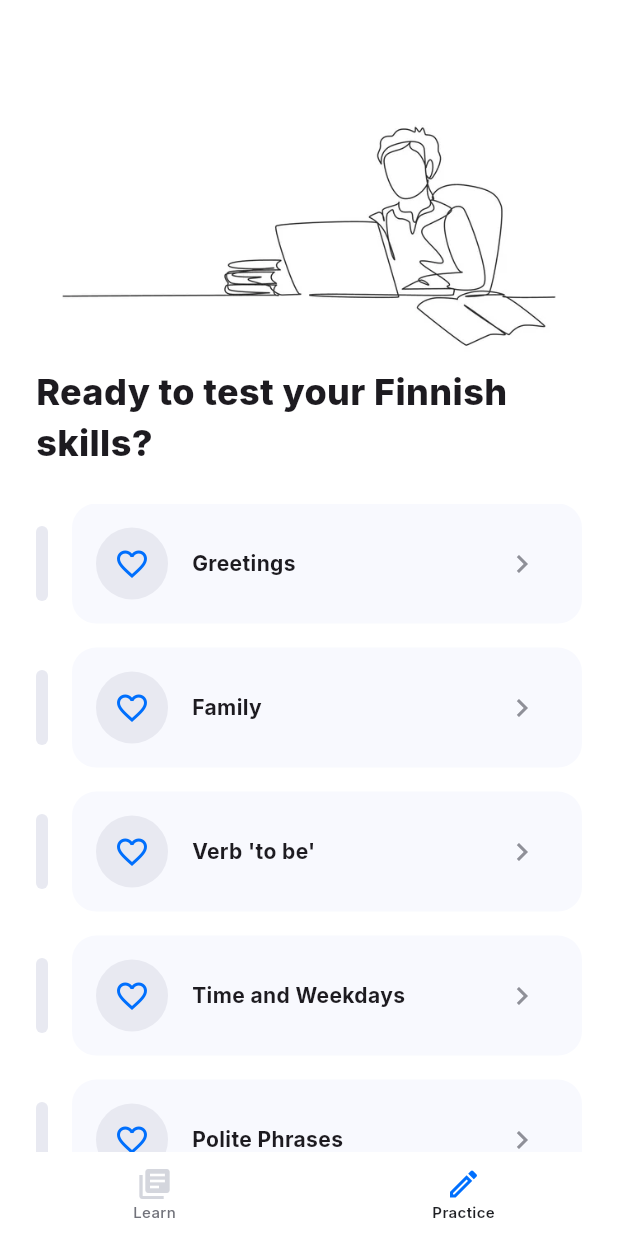
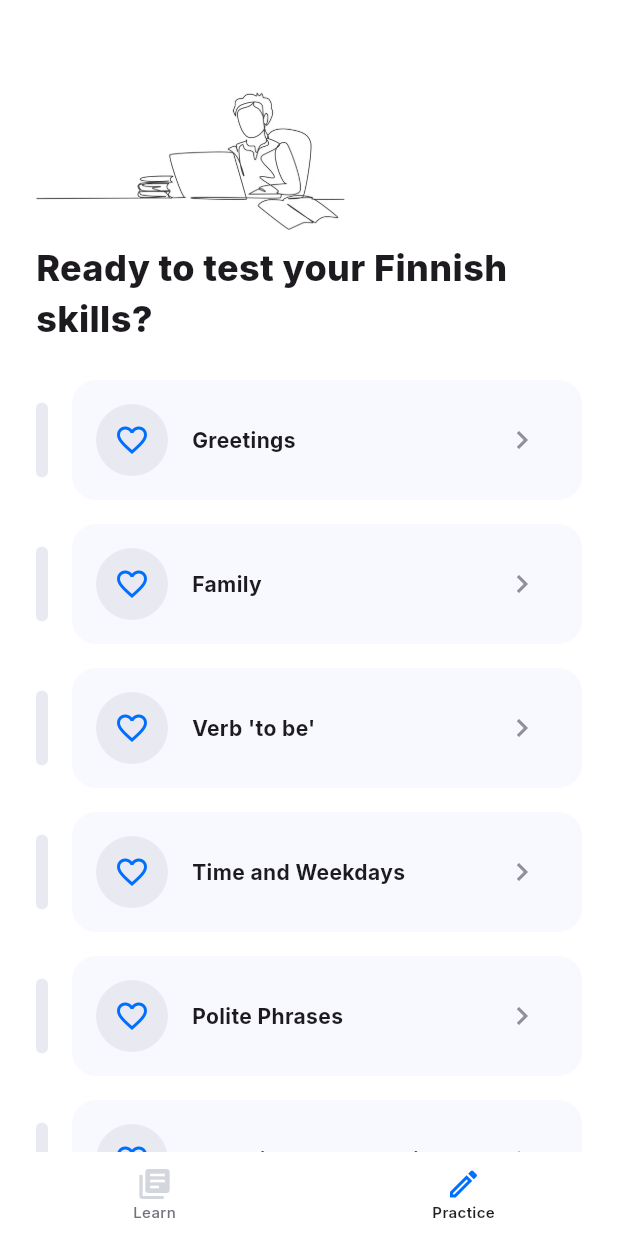
Before and after one commit to gianlucaromeo/finnish-survival, a Flutter app: the screen it shows after launch, item 2 of the bottom bar chosen, on a phone screen of 412 x 824 dp. Run offline on Flutter 3.47's test engine with Material 3 defaults, Android fonts, the phone set to English and light mode, and no system bars; our stand-ins replace get, google_fonts, shared_preferences.

Commit message:
Changed screens' images layout

```diff
--- a/finnish_survival/lib/modules/exercises/screens/exercises_page_large.dart
+++ b/finnish_survival/lib/modules/exercises/screens/exercises_page_large.dart
@@ -22,10 +22,10 @@ class ExercisesPageLarge extends StatelessWidget {
                   child: Padding(
                     padding: AppPadding.scaffoldPadding,
                     child: Column(
-                      crossAxisAlignment: CrossAxisAlignment.center,
+                      crossAxisAlignment: CrossAxisAlignment.start,
                       children: [
                         SizedBox(
-                          width: MediaQuery.of(context).size.height * 0.4,
+                          width: MediaQuery.of(context).size.height * 0.3,
                           child: Center(
                             child: Image.asset(
                               'assets/practice.jpg',
--- a/finnish_survival/lib/modules/exercises/screens/exercises_page_small.dart
+++ b/finnish_survival/lib/modules/exercises/screens/exercises_page_small.dart
@@ -15,15 +15,14 @@ class ExercisesPageSmall extends StatelessWidget {
           child: Padding(
             padding: AppPadding.scaffoldPadding,
             child: Column(
+              crossAxisAlignment: CrossAxisAlignment.start,
               children: [
-                Center(
-                  child: SizedBox(
-                    width: MediaQuery.of(context).size.height * 0.4,
-                    child: Image.asset(
-                      'assets/practice.jpg',
-                      width: double.infinity,
-                      fit: BoxFit.cover,
-                    ),
+                SizedBox(
+                  width: MediaQuery.of(context).size.height * 0.25,
+                  child: Image.asset(
+                    'assets/practice.jpg',
+                    width: double.infinity,
+                    fit: BoxFit.cover,
                   ),
                 ),
 
--- a/finnish_survival/lib/modules/learn/screens/learn_page_large.dart
+++ b/finnish_survival/lib/modules/learn/screens/learn_page_large.dart
@@ -20,10 +20,10 @@ class LearnPageLarge extends StatelessWidget {
                 child: Padding(
                   padding: AppPadding.scaffoldPadding,
                   child: Column(
-                    crossAxisAlignment: CrossAxisAlignment.center,
+                    crossAxisAlignment: CrossAxisAlignment.start,
                     children: [
                       SizedBox(
-                        width: MediaQuery.of(context).size.height * 0.5,
+                        width: MediaQuery.of(context).size.height * 0.3,
                         child: Center(
                           child: Image.asset(
                             'assets/learn.jpg',
```
Also changed, not shown: finnish_survival/lib/modules/learn/screens/learn_page_small.dart (+7 -8 lines).
